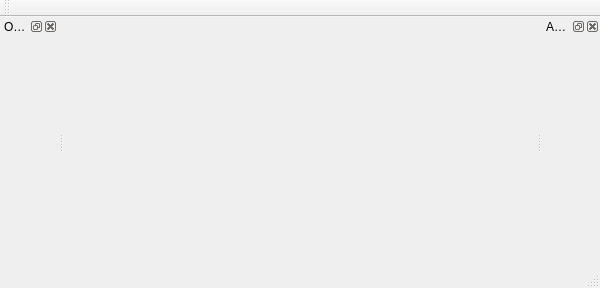
Above: IDE/src/mainwindow.ui from wbyoussef/XHDL_studio before the change. Below: the same form after it.
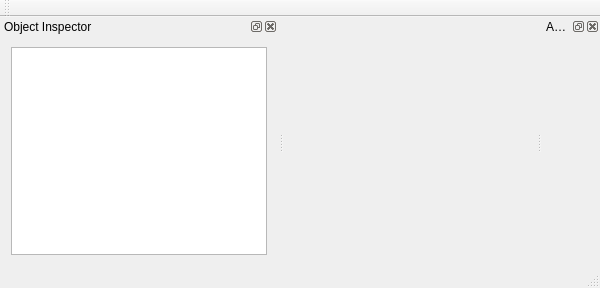
That is the form after the change.

```diff
--- a/IDE/src/mainwindow.ui
+++ b/IDE/src/mainwindow.ui
@@ -52,7 +52,13 @@
    <attribute name="dockWidgetArea">
     <number>1</number>
    </attribute>
-   <widget class="QWidget" name="dockWidgetContents"/>
+   <widget class="QWidget" name="dockWidgetContents">
+    <layout class="QGridLayout" name="gridLayout">
+     <item row="0" column="0">
+      <widget class="QTableWidget" name="tableWidget_inspector"/>
+     </item>
+    </layout>
+   </widget>
   </widget>
  </widget>
  <layoutdefault spacing="6" margin="11"/>
```
